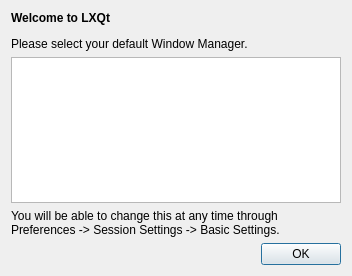
Old version of the form lxqt-session/src/wmselectdialog.ui in the repository lxqt/lxqt-session.
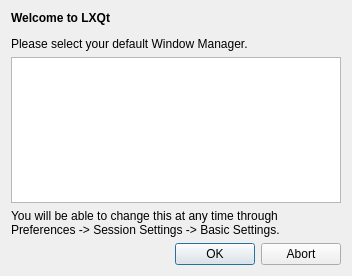
New version of the form.

Commit message: session: Add "Abort" button to select WM dialog

The edit to the form file:
```diff
--- a/lxqt-session/src/wmselectdialog.ui
+++ b/lxqt-session/src/wmselectdialog.ui
@@ -81,7 +81,7 @@
       <enum>Qt::Horizontal</enum>
      </property>
      <property name="standardButtons">
-      <set>QDialogButtonBox::Ok</set>
+      <set>QDialogButtonBox::Abort|QDialogButtonBox::Ok</set>
      </property>
     </widget>
    </item>
```
The commit also changes 3 other files.
